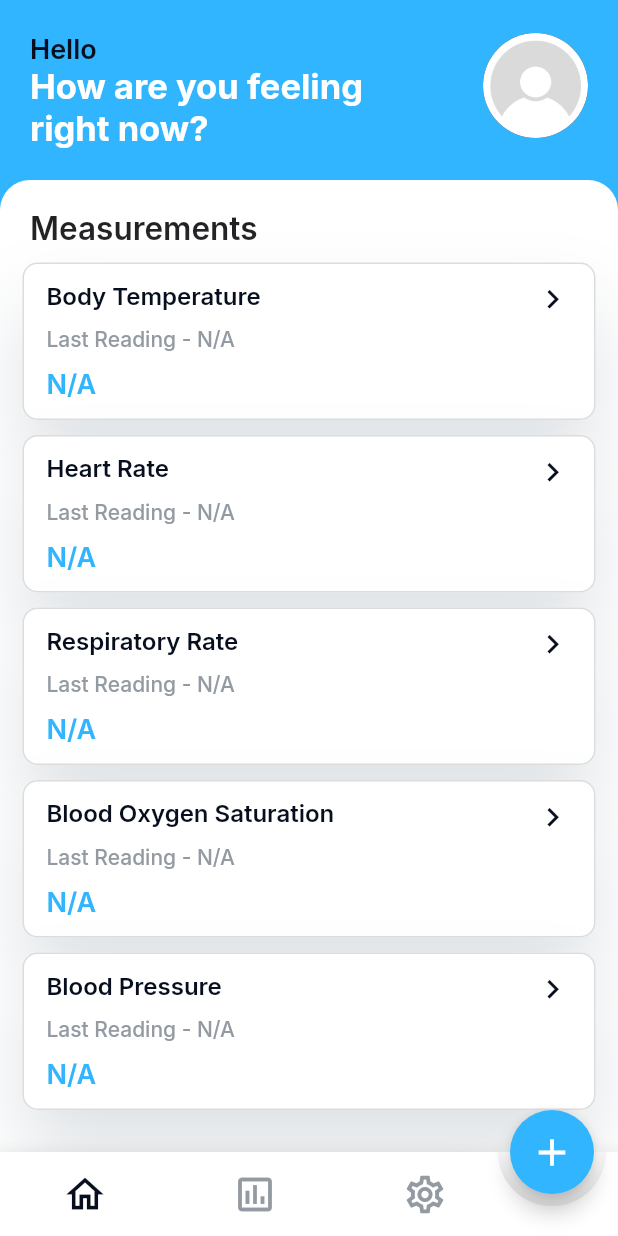
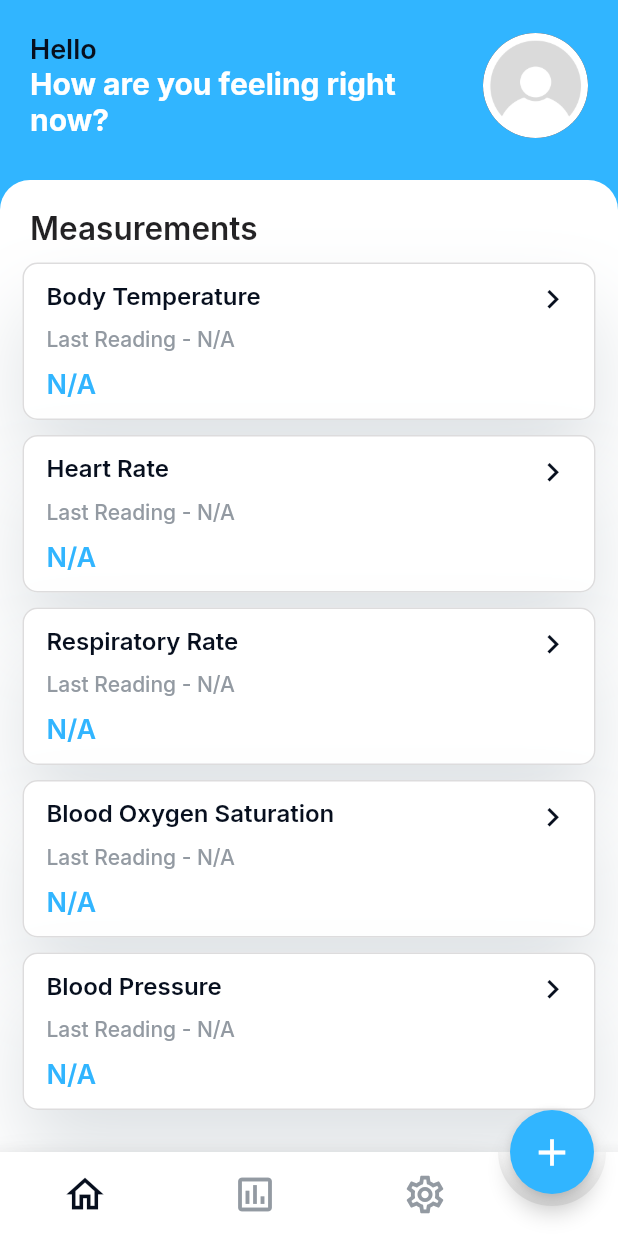
Before and after one commit to hammvdh/vitalrpm, a Flutter app: the PatientHomeDashboard screen opened directly, on a phone screen of 412 x 824 dp. Run offline on Flutter 3.47's test engine with Material 2 defaults, Android fonts, the light colour scheme and no system bars; drawn by our look-alikes of animated_bottom_navigation_bar; our stand-ins replace animated_custom_dropdown, another_flushbar, cloud_firestore, firebase_auth, firebase_core, flutter_local_notifications and 2 more; accounts and stored records are empty.

Commit message:
Files Updated

```diff
--- a/implementation/vitalrpm/lib/screens/patient/patient_home.dart
+++ b/implementation/vitalrpm/lib/screens/patient/patient_home.dart
@@ -153,7 +153,7 @@ class _PatientHomeDashboardState extends State<PatientHomeDashboard> {
                               child: Text(
                                 local.t('how_are_you_right_now')!,
                                 style: GoogleFonts.inter(
-                                  fontSize: 23,
+                                  fontSize: 20,
                                   color: Colors.white,
                                   fontWeight: FontWeight.w700,
                                 ),
--- a/implementation/vitalrpm/pubspec.yaml
+++ b/implementation/vitalrpm/pubspec.yaml
@@ -39,6 +39,7 @@ dependencies:
   animated_custom_dropdown: 1.4.0
   uuid: ^3.0.7
   another_flushbar: ^1.12.29
+  firebase_performance: ^0.9.1+1
 
 dev_dependencies:
   flutter_test:
```
Also changed, not shown: implementation/vitalrpm/pubspec.lock, 4 other files.
